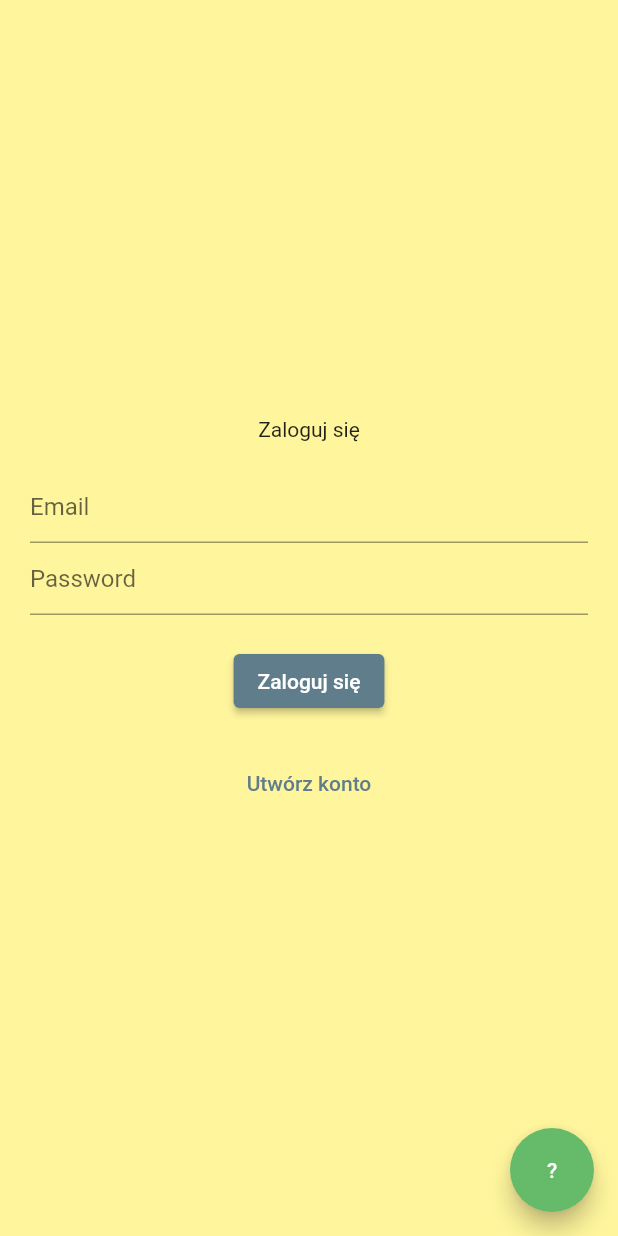
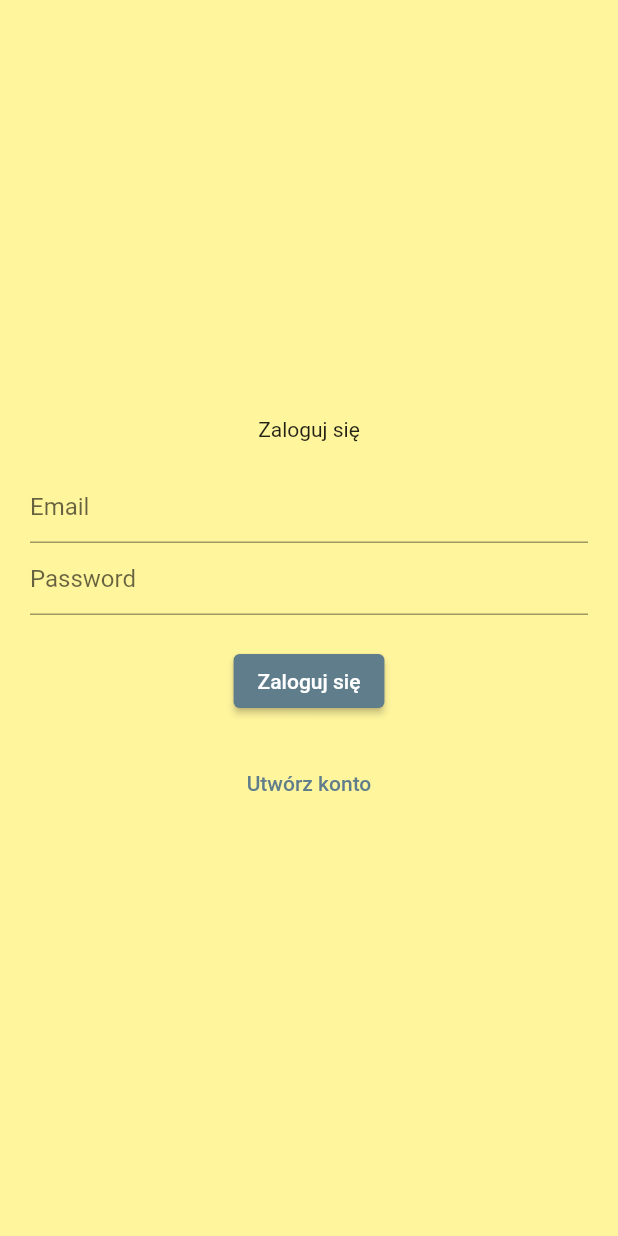
Before and after one commit to grzegorzcichon/Ocen_filament, a Flutter app: the LoginPage screen opened directly, on a phone screen of 412 x 824 dp. Run offline on Flutter 3.47's test engine with Material 2 defaults, Android fonts, the phone set to English and light mode, and no system bars; our stand-ins replace bloc, cloud_firestore, firebase_auth, firebase_core, flutter_bloc, google_fonts; accounts and stored records are empty; statements that could not run were skipped.

Commit message:
Move home and login in to features folder

```diff
--- a/lib/app/home/filaments/cubit/filaments_cubit.dart
+++ b/lib/app/features/home/filaments/cubit/filaments_cubit.dart
@@ -1,7 +1,9 @@
 import 'dart:async';
 
+// ignore: depend_on_referenced_packages
 import 'package:bloc/bloc.dart';
 import 'package:cloud_firestore/cloud_firestore.dart';
+// ignore: depend_on_referenced_packages
 import 'package:meta/meta.dart';
 
 part 'filaments_state.dart';
@@ -41,7 +43,7 @@ class FilamentsCubit extends Cubit<FilamentsState> {
       ..onError((error) {
         emit(
           FilamentsState(
-            documents: [],
+            documents: const [],
             isLoading: false,
             errorMessage: error.toString(),
           ),
--- a/lib/app/home/filaments/filaments_page_conten.dart
+++ b/lib/app/features/home/filaments/filaments_page_conten.dart
@@ -1,4 +1,4 @@
-import 'package:Ocen_filament/app/home/filaments/cubit/filaments_cubit.dart';
+import 'package:Ocen_filament/app/features/home/filaments/cubit/filaments_cubit.dart';
 import 'package:flutter/material.dart';
 import 'package:flutter_bloc/flutter_bloc.dart';
 import 'package:google_fonts/google_fonts.dart';
--- a/lib/app/home/home_page.dart
+++ b/lib/app/features/home/home_page.dart
@@ -1,9 +1,9 @@
 import 'package:flutter/material.dart';
 import 'package:firebase_auth/firebase_auth.dart';
 import 'package:google_fonts/google_fonts.dart';
-import 'package:Ocen_filament/app/home/add_opinion/add_opinion_page_content.dart';
-import 'package:Ocen_filament/app/home/filaments/filaments_page_conten.dart';
-import 'package:Ocen_filament/app/home/my_account/my_account_page_content.dart';
+import 'package:Ocen_filament/app/features/home/add_opinion/add_opinion_page_content.dart';
+import 'package:Ocen_filament/app/features/home/filaments/filaments_page_conten.dart';
+import 'package:Ocen_filament/app/features/home/my_account/my_account_page_content.dart';
 
 class HomePage extends StatefulWidget {
   const HomePage({
--- a/lib/app/login/login_page.dart
+++ b/lib/app/features/login/login_page.dart
@@ -21,13 +21,6 @@ class _LoginPageState extends State<LoginPage> {
   @override
   Widget build(BuildContext context) {
     return Scaffold(
-      floatingActionButton: FloatingActionButton(
-        onPressed: () {
-          print('elo mordo');
-        },
-        backgroundColor: Colors.green[400],
-        child: const Text('?'),
-      ),
       backgroundColor: Colors.yellow[200],
       body: Center(
         child: Padding(
```
Also changed, not shown: lib/app/features/home/add_opinion/add_opinion_page_content.dart (renamed from lib/app/home/add_opinion/add_opinion_page_content.dart), lib/app/features/home/filaments/cubit/filaments_state.dart (renamed from lib/app/home/filaments/cubit/filaments_state.dart), lib/app/features/home/my_account/my_account_page_content.dart (renamed from lib/app/home/my_account/my_account_page_content.dart).
